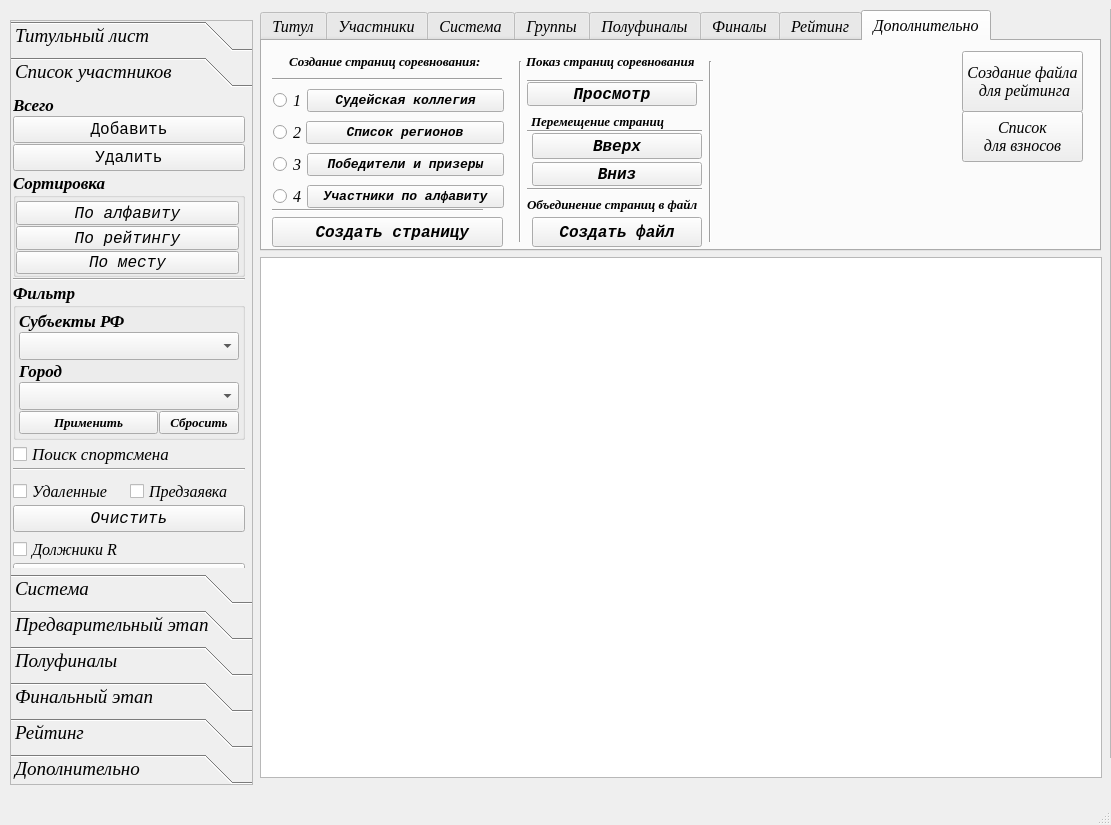
The window that UI/main_window.ui (Kaspar0810/Competitions_TT_SQL) describes before a commit, drawn with Qt 5.
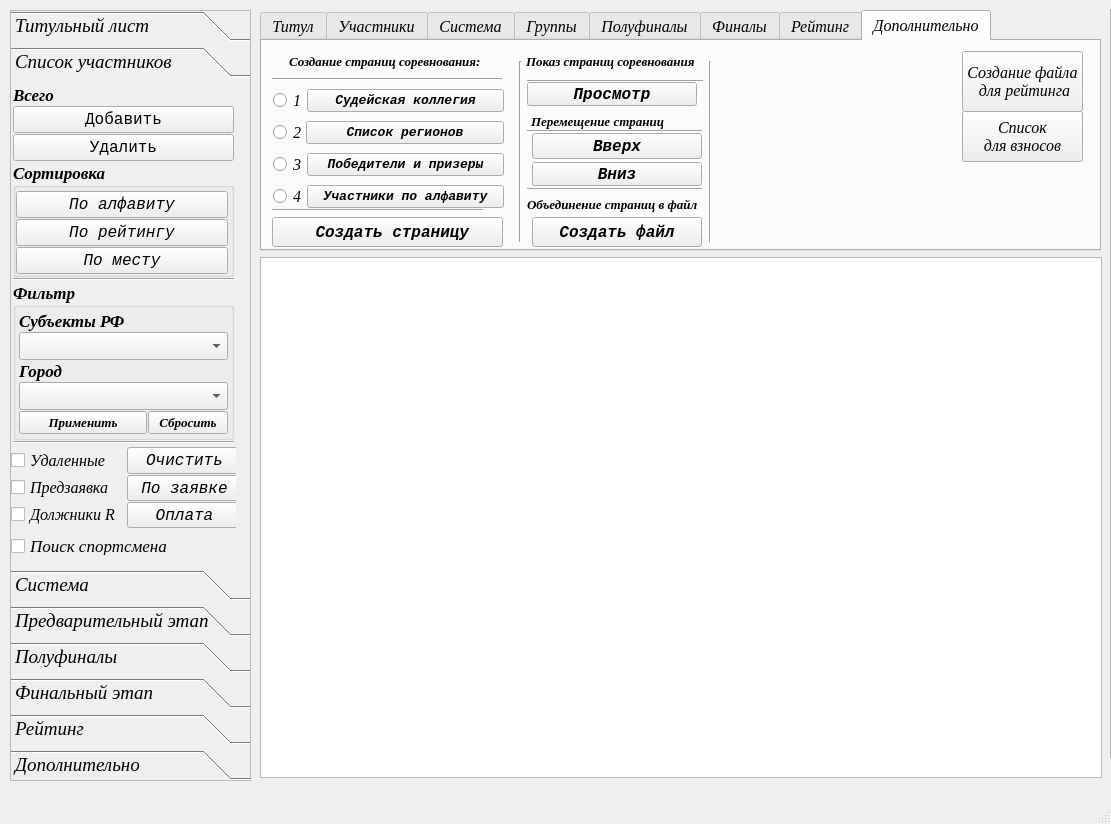
The same window after the commit. The open tabs and pages were chosen to show the change.

Commit message: исп ui

```diff
--- a/UI/main_window.ui
+++ b/UI/main_window.ui
@@ -7,7 +7,7 @@
     <x>0</x>
     <y>0</y>
     <width>1111</width>
-    <height>825</height>
+    <height>824</height>
    </rect>
   </property>
   <property name="windowTitle">
@@ -4146,9 +4146,9 @@
     <property name="geometry">
      <rect>
       <x>10</x>
-      <y>20</y>
-      <width>243</width>
-      <height>765</height>
+      <y>10</y>
+      <width>241</width>
+      <height>771</height>
      </rect>
     </property>
     <property name="sizePolicy">
@@ -4200,8 +4200,8 @@
       <rect>
        <x>0</x>
        <y>0</y>
-       <width>241</width>
-       <height>491</height>
+       <width>239</width>
+       <height>487</height>
       </rect>
      </property>
      <attribute name="label">
@@ -4212,13 +4212,13 @@
        <rect>
         <x>0</x>
         <y>0</y>
-        <width>236</width>
-        <height>527</height>
+        <width>225</width>
+        <height>510</height>
        </rect>
       </property>
       <layout class="QVBoxLayout" name="verticalLayout_37">
        <property name="spacing">
-        <number>4</number>
+        <number>1</number>
        </property>
        <property name="leftMargin">
         <number>0</number>
@@ -4520,24 +4520,6 @@
              </item>
             </layout>
            </item>
-           <item>
-            <widget class="QCheckBox" name="checkBox_find_player">
-             <property name="font">
-              <font>
-               <family>Times</family>
-               <pointsize>13</pointsize>
-               <weight>50</weight>
-               <bold>false</bold>
-              </font>
-             </property>
-             <property name="text">
-              <string>Поиск спортсмена</string>
-             </property>
-             <property name="checkable">
-              <bool>true</bool>
-             </property>
-            </widget>
-           </item>
           </layout>
          </item>
          <item>
@@ -4551,41 +4533,48 @@
        </item>
        <item>
         <widget class="QWidget" name="widget" native="true">
-         <layout class="QVBoxLayout" name="verticalLayout_32">
-          <property name="spacing">
-           <number>1</number>
+         <widget class="QCheckBox" name="checkBox_find_player">
+          <property name="geometry">
+           <rect>
+            <x>0</x>
+            <y>90</y>
+            <width>221</width>
+            <height>18</height>
+           </rect>
           </property>
-          <property name="leftMargin">
-           <number>0</number>
+          <property name="font">
+           <font>
+            <family>Times</family>
+            <pointsize>13</pointsize>
+            <weight>50</weight>
+            <bold>false</bold>
+           </font>
           </property>
-          <property name="topMargin">
-           <number>0</number>
+          <property name="text">
+           <string>Поиск спортсмена</string>
           </property>
-          <property name="rightMargin">
-           <number>0</number>
+          <property name="checkable">
+           <bool>true</bool>
           </property>
-          <property name="bottomMargin">
-           <number>0</number>
+         </widget>
+         <widget class="QWidget" name="">
+          <property name="geometry">
+           <rect>
+            <x>0</x>
+            <y>0</y>
+            <width>231</width>
+            <height>81</height>
+           </rect>
           </property>
-          <item>
            <layout class="QVBoxLayout" name="verticalLayout_7">
             <property name="spacing">
              <number>1</number>
             </property>
-            <property name="leftMargin">
-             <number>2</number>
-            </property>
-            <property name="topMargin">
-             <number>2</number>
-            </property>
-            <property name="rightMargin">
-             <number>2</number>
-            </property>
-            <property name="bottomMargin">
-             <number>2</number>
-            </property>
             <item>
-             <layout class="QHBoxLayout" name="horizontalLayout_20">
+            <layout class="QHBoxLayout" name="horizontalLayout_8">
+             <property name="spacing">
+              <number>1</number>
+             </property>
               <item>
                <widget class="QCheckBox" name="checkBox_6">
                 <property name="font">
@@ -4605,26 +4594,6 @@
                </widget>
               </item>
               <item>
-               <widget class="QCheckBox" name="checkBox_15">
-                <property name="font">
-                 <font>
-                  <family>Times</family>
-                  <pointsize>12</pointsize>
-                  <weight>50</weight>
-                  <bold>false</bold>
-                 </font>
-                </property>
-                <property name="text">
-                 <string>Предзаявка</string>
-                </property>
-                <property name="checkable">
-                 <bool>true</bool>
-                </property>
-               </widget>
-              </item>
-             </layout>
-            </item>
-            <item>
              <widget class="QPushButton" name="Button_clear_del">
               <property name="font">
                <font>
@@ -4641,21 +4610,47 @@
            </layout>
           </item>
           <item>
-           <layout class="QVBoxLayout" name="verticalLayout_8">
+            <layout class="QHBoxLayout" name="horizontalLayout_11">
             <property name="spacing">
              <number>1</number>
             </property>
-            <property name="leftMargin">
-             <number>2</number>
-            </property>
-            <property name="topMargin">
-             <number>2</number>
-            </property>
-            <property name="rightMargin">
-             <number>2</number>
-            </property>
-            <property name="bottomMargin">
-             <number>2</number>
+             <item>
+              <widget class="QCheckBox" name="checkBox_15">
+               <property name="font">
+                <font>
+                 <family>Times</family>
+                 <pointsize>12</pointsize>
+                 <weight>50</weight>
+                 <bold>false</bold>
+                </font>
+               </property>
+               <property name="text">
+                <string>Предзаявка</string>
+               </property>
+               <property name="checkable">
+                <bool>true</bool>
+               </property>
+              </widget>
+             </item>
+             <item>
+              <widget class="QPushButton" name="Button_app">
+               <property name="font">
+                <font>
+                 <family>Courier New</family>
+                 <pointsize>12</pointsize>
+                </font>
+               </property>
+               <property name="text">
+                <string>По заявке</string>
+               </property>
+              </widget>
+             </item>
+            </layout>
+           </item>
+           <item>
+            <layout class="QHBoxLayout" name="horizontalLayout_20">
+             <property name="spacing">
+              <number>1</number>
             </property>
             <item>
              <widget class="QCheckBox" name="checkBox_11">
@@ -4691,20 +4686,8 @@
             </item>
            </layout>
           </item>
-          <item>
-           <widget class="QPushButton" name="Button_app">
-            <property name="font">
-             <font>
-              <family>Courier New</family>
-              <pointsize>12</pointsize>
-             </font>
-            </property>
-            <property name="text">
-             <string>По заявке</string>
-            </property>
-           </widget>
-          </item>
-         </layout>
+          </layout>
+         </widget>
         </widget>
        </item>
       </layout>
```
Left out of the diff: 28 changed lines with no effect on the pictures. Lines whose indentation alone changed are shown as unchanged. The commit also changes 1 other file.
